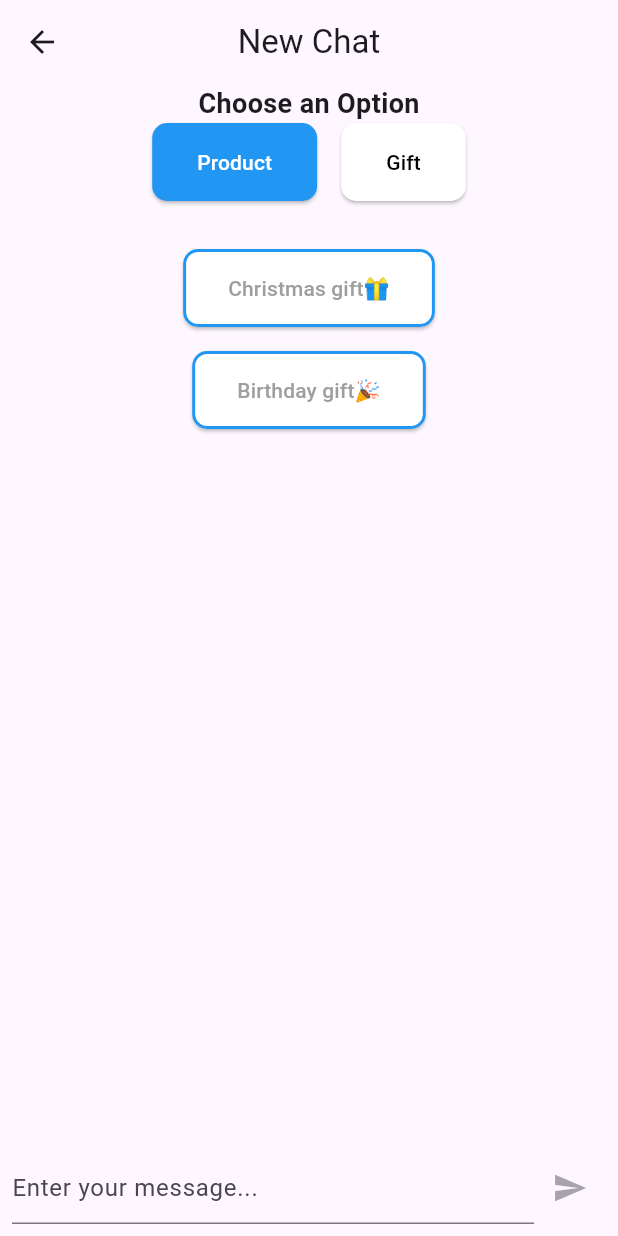
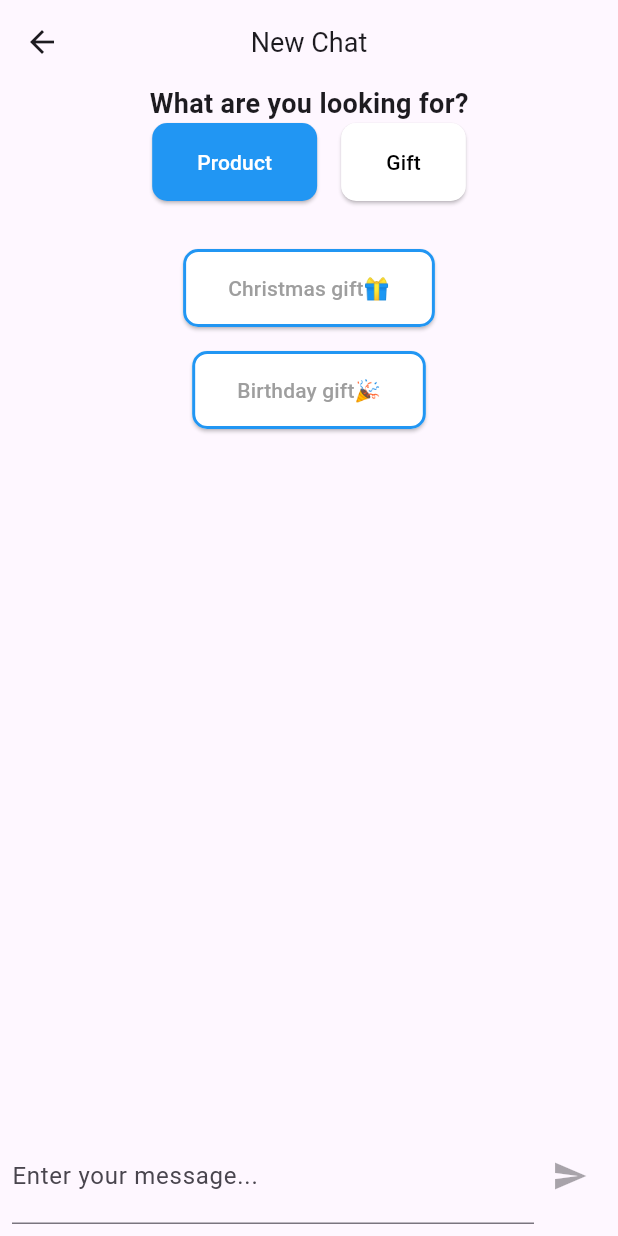
Before and after one commit to Shchoholiev/shopping-assistant-mobile-client, a Flutter app: the screen it shows after launch, on a phone screen of 412 x 824 dp. Run offline on Flutter 3.47's test engine with Material 2 defaults, Android fonts, the phone set to English and light mode, and no system bars; our stand-ins replace flutter_spinkit, graphql, graphql_flutter, jwt_decoder, logger, shared_preferences; accounts and stored records are empty.

Commit message:
fixed some cosmetic bugs

```diff
--- a/lib/screens/chat.dart
+++ b/lib/screens/chat.dart
@@ -39,7 +39,9 @@ class MessageBubble extends StatelessWidget {
           children: [
             Text(
               message,
-              style: TextStyle(color: isOutgoing ? Colors.white : Colors.black),
+              style: TextStyle(color: isOutgoing ? Colors.white : Colors.black,
+                  fontSize: 18.0
+              ),
             ),
             if (isProduct)
               ElevatedButton(
@@ -81,7 +83,7 @@ class ChatScreenState extends State<ChatScreen> {
 
   void initState() {
     super.initState();
-    appBarTitle = Text('New Chat');
+    appBarTitle = Text('New Chat', style: TextStyle(fontSize: 18.0));
     _searchService.sseStream.listen((event) {
       _handleSSEMessage(Message(text: '${event.data}'));
     });
@@ -143,7 +145,7 @@ class ChatScreenState extends State<ChatScreen> {
     final wishlistName = await _searchService.generateNameForPersonalWishlist(wishlistId);
     if (wishlistName != null) {
       setState(() {
-        appBarTitle = Text(wishlistName);
+        appBarTitle = Text(wishlistName, style: TextStyle(fontSize: 18.0));
       });
     }
   }
@@ -248,7 +250,7 @@ class ChatScreenState extends State<ChatScreen> {
               child: Column(
                 children: [
                   Text(
-                    'Choose an Option',
+                    'What are you looking for?',
                     style: TextStyle(fontSize: 18, fontWeight: FontWeight.bold),
                   ),
                   Row(
@@ -391,6 +393,7 @@ class ChatScreenState extends State<ChatScreen> {
                     },
                     decoration: InputDecoration(
                       hintText: 'Enter your message...',
+                        contentPadding: EdgeInsets.symmetric(vertical: 20.0)
                     ),
                   ),
                 ),
```
